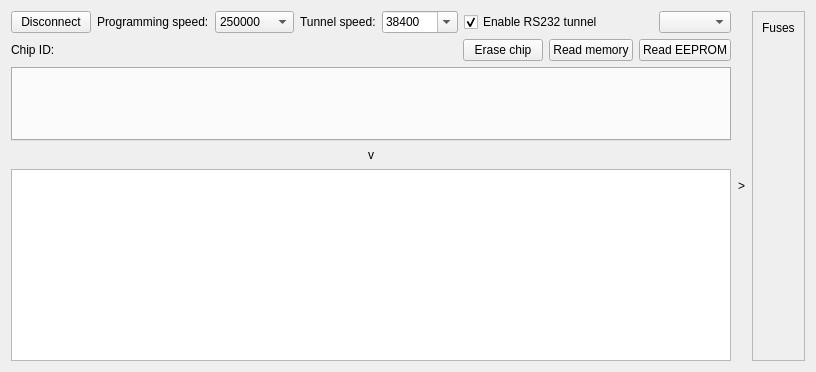
This is src/LorrisShupito/lorrisshupito.ui in Tasssadar/Lorris as Qt 5 draws it before an edit. The edited form follows.
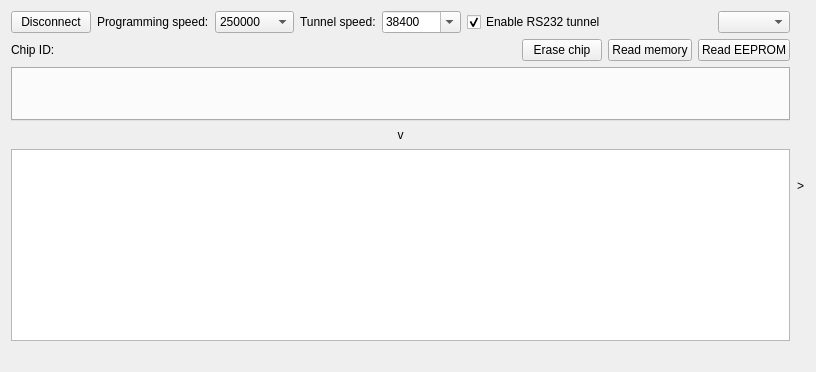
This is the edited form.

Commit message: Implement fuse reading

What changed in the file:
```diff
--- a/src/LorrisShupito/lorrisshupito.ui
+++ b/src/LorrisShupito/lorrisshupito.ui
@@ -15,7 +15,7 @@
   </property>
   <layout class="QHBoxLayout" name="horizontalLayout_4">
    <item>
-    <layout class="QVBoxLayout" name="verticalLayout">
+    <layout class="QVBoxLayout" name="verticalLayout" stretch="0,0,0,4,0,0">
      <item>
       <layout class="QHBoxLayout" name="horizontalLayout">
        <item>
@@ -229,6 +229,13 @@
        </property>
       </widget>
      </item>
+     <item>
+      <widget class="QLabel" name="statusLabel">
+       <property name="text">
+        <string> </string>
+       </property>
+      </widget>
+     </item>
     </layout>
    </item>
    <item>
@@ -250,38 +257,6 @@
      </property>
     </widget>
    </item>
-   <item>
-    <widget class="QFrame" name="frame">
-     <property name="frameShape">
-      <enum>QFrame::StyledPanel</enum>
-     </property>
-     <property name="frameShadow">
-      <enum>QFrame::Raised</enum>
-     </property>
-     <layout class="QVBoxLayout" name="verticalLayout_2">
-      <item>
-       <widget class="QLabel" name="label_3">
-        <property name="text">
-         <string>Fuses</string>
-        </property>
-       </widget>
-      </item>
-      <item>
-       <spacer name="verticalSpacer">
-        <property name="orientation">
-         <enum>Qt::Vertical</enum>
-        </property>
-        <property name="sizeHint" stdset="0">
-         <size>
-          <width>20</width>
-          <height>40</height>
-         </size>
-        </property>
-       </spacer>
-      </item>
-     </layout>
-    </widget>
-   </item>
   </layout>
  </widget>
  <resources/>
```
Left out of the diff: 2 changed lines with no effect on the pictures. The commit also changes 13 other files.
